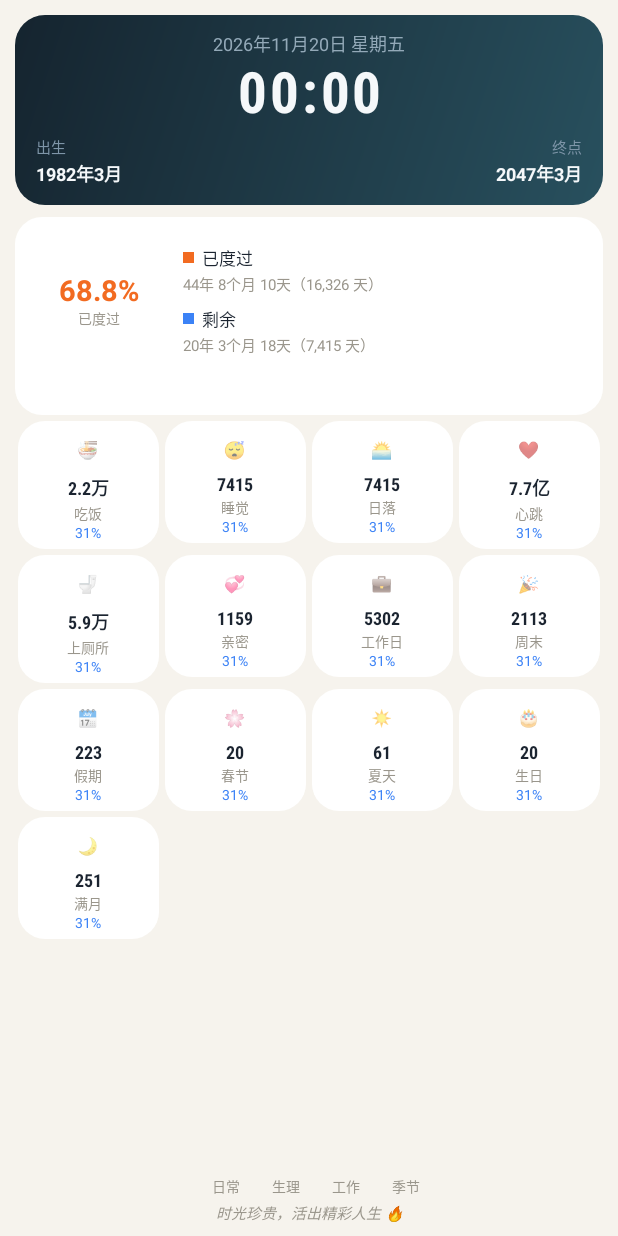
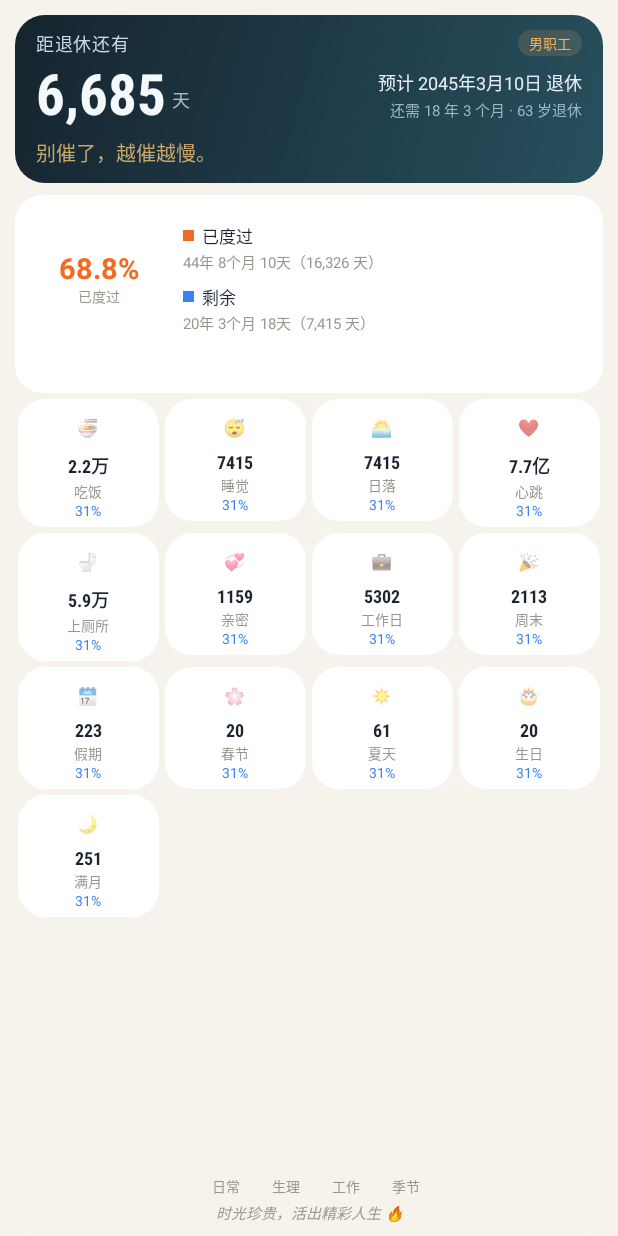
Before and after one commit to hzxs163/retirement-countdown, an Android app: the layout widget_dashboard.xml on its own in the app's theme, with its tools: preview values and no code run, on a phone screen of 412 x 824 dp. Run offline under Robolectric (Android 15) with nearby library versions, the phone set to English and light mode, and no system bars.

Commit message:
v0.8.2：整屏小组件顶部改成退休抬头，整体圆角
- 顶部换成和 4×2 卡片一致的抬头：距退休还有 / 天数 / 预计日期 / 还需多久 / 身份徽章
- 抬头下方加金句轮播（ViewFlipper，30 秒翻一条，与 4×2 共用 300 条）
- 小组件整体 24dp 圆角，不再是直角
- 顺带收掉头部多余高度，页脚能露出来
- versionCode 20 / versionName 0.8.2

```diff
--- a/app/build.gradle
+++ b/app/build.gradle
@@ -10,8 +10,8 @@ android {
         applicationId "com.hzxs163.retirement"
         minSdk 26
         targetSdk 34
-        versionCode 19
-        versionName "0.8.1"
+        versionCode 20
+        versionName "0.8.2"
     }
 
     signingConfigs {
--- /dev/null
+++ b/app/src/main/res/drawable/bg_widget_dash.xml
@@ -0,0 +1,6 @@
+<?xml version="1.0" encoding="utf-8"?>
+<shape xmlns:android="http://schemas.android.com/apk/res/android"
+    android:shape="rectangle">
+    <solid android:color="@color/paper" />
+    <corners android:radius="24dp" />
+</shape>
--- a/app/src/main/res/layout/widget_dashboard.xml
+++ b/app/src/main/res/layout/widget_dashboard.xml
@@ -3,14 +3,15 @@
     android:id="@+id/wd_root"
     android:layout_width="match_parent"
     android:layout_height="match_parent"
-    android:background="@color/paper"
+    android:background="@drawable/bg_widget_dash"
+    android:clipToPadding="false"
     android:orientation="vertical"
     android:paddingLeft="10dp"
     android:paddingTop="10dp"
     android:paddingRight="10dp"
     android:paddingBottom="8dp">
 
-    <!-- 顶部：今天剩余时分秒 + 出生→终点 -->
+    <!-- 顶部：距退休还有 + 金句（同 4×2 卡片） -->
     <LinearLayout
         android:layout_width="match_parent"
         android:layout_height="wrap_content"
@@ -19,101 +20,146 @@
         android:paddingLeft="14dp"
         android:paddingTop="10dp"
         android:paddingRight="14dp"
-        android:paddingBottom="12dp">
-
-        <TextView
-            android:id="@+id/wd_date"
-            android:layout_width="match_parent"
-            android:layout_height="wrap_content"
-            android:maxLines="1"
-            android:text="2026年11月20日 星期五"
-            android:textColor="#93A9B8"
-            android:textSize="12sp"
-            android:gravity="center" />
-
-        <Chronometer
-            android:id="@+id/wd_clock"
-            android:layout_width="match_parent"
-            android:layout_height="wrap_content"
-            android:layout_marginTop="2dp"
-            android:fontFamily="sans-serif-condensed"
-            android:format="%s"
-            android:gravity="center"
-            android:includeFontPadding="false"
-            android:letterSpacing="0.05"
-            android:textColor="#F5F8FA"
-            android:textSize="38sp"
-            android:textStyle="bold" />
+        android:paddingBottom="10dp">
 
         <LinearLayout
             android:layout_width="match_parent"
             android:layout_height="wrap_content"
-            android:layout_marginTop="6dp"
             android:gravity="center_vertical"
             android:orientation="horizontal">
 
-            <LinearLayout
+            <TextView
+                android:id="@+id/wd_label"
+                android:layout_width="0dp"
+                android:layout_height="wrap_content"
+                android:layout_weight="1"
+                android:ellipsize="end"
+                android:includeFontPadding="false"
+                android:letterSpacing="0.04"
+                android:maxLines="1"
+                android:text="距退休还有"
+                android:textColor="#C9D8E2"
+                android:textSize="12sp" />
+
+            <TextView
+                android:id="@+id/wd_badge"
                 android:layout_width="wrap_content"
                 android:layout_height="wrap_content"
-                android:orientation="vertical">
+                android:background="@drawable/bg_widget_badge"
+                android:includeFontPadding="false"
+                android:maxLines="1"
+                android:paddingLeft="7dp"
+                android:paddingTop="2dp"
+                android:paddingRight="7dp"
+                android:paddingBottom="2dp"
+                android:text="男职工"
+                android:textColor="@color/amber"
+                android:textSize="9sp" />
+        </LinearLayout>
+
+        <LinearLayout
+            android:layout_width="match_parent"
+            android:layout_height="wrap_content"
+            android:layout_marginTop="3dp"
+            android:gravity="center_vertical"
+            android:orientation="horizontal">
 
             <TextView
+                android:id="@+id/wd_days"
                 android:layout_width="wrap_content"
                 android:layout_height="wrap_content"
+                android:fontFamily="sans-serif-condensed"
                 android:includeFontPadding="false"
-                    android:text="出生"
-                    android:textColor="#7E95A8"
-                    android:textSize="10sp" />
+                android:maxLines="1"
+                android:text="6,685"
+                android:textColor="@color/hero_text"
+                android:textSize="38sp"
+                android:textStyle="bold" />
 
             <TextView
-                    android:id="@+id/wd_birth"
+                android:id="@+id/wd_unit"
                 android:layout_width="wrap_content"
                 android:layout_height="wrap_content"
-                    android:layout_marginTop="1dp"
+                android:layout_gravity="bottom"
+                android:layout_marginLeft="4dp"
+                android:layout_marginBottom="5dp"
                 android:includeFontPadding="false"
-                    android:maxLines="1"
-                    android:text="1982年3月"
-                    android:textColor="#F5F8FA"
-                    android:textSize="12sp"
-                    android:textStyle="bold" />
-            </LinearLayout>
-
-            <ImageView
-                android:id="@+id/wd_track"
-                android:layout_width="0dp"
-                android:layout_height="22dp"
-                android:layout_marginLeft="10dp"
-                android:layout_marginRight="10dp"
-                android:layout_weight="1"
-                android:scaleType="fitXY" />
+                android:text="天"
+                android:textColor="@color/hero_sub"
+                android:textSize="12sp" />
 
             <LinearLayout
-                android:layout_width="wrap_content"
+                android:layout_width="0dp"
                 android:layout_height="wrap_content"
+                android:layout_marginLeft="10dp"
+                android:layout_weight="1"
                 android:gravity="end"
                 android:orientation="vertical">
 
                 <TextView
-                    android:layout_width="wrap_content"
+                    android:id="@+id/wd_line1"
+                    android:layout_width="match_parent"
                     android:layout_height="wrap_content"
+                    android:ellipsize="end"
+                    android:gravity="end"
                     android:includeFontPadding="false"
-                    android:text="终点"
-                    android:textColor="#7E95A8"
-                    android:textSize="10sp" />
+                    android:maxLines="1"
+                    android:text="预计 2045年3月10日 退休"
+                    android:textColor="#E8EFF4"
+                    android:textSize="12sp" />
 
                 <TextView
-                    android:id="@+id/wd_end"
-                    android:layout_width="wrap_content"
+                    android:id="@+id/wd_line2"
+                    android:layout_width="match_parent"
                     android:layout_height="wrap_content"
-                    android:layout_marginTop="1dp"
+                    android:layout_marginTop="2dp"
+                    android:ellipsize="end"
+                    android:gravity="end"
                     android:includeFontPadding="false"
                     android:maxLines="1"
-                    android:text="2047年3月"
-                    android:textColor="#F5F8FA"
-                    android:textSize="12sp"
-                    android:textStyle="bold" />
+                    android:text="还需 18 年 3 个月 · 63 岁退休"
+                    android:textColor="#9FB5C5"
+                    android:textSize="10sp" />
             </LinearLayout>
         </LinearLayout>
+
+        <ViewFlipper
+            android:layout_width="match_parent"
+            android:layout_height="wrap_content"
+            android:layout_marginTop="5dp"
+            android:autoStart="true"
+            android:flipInterval="30000">
+
+            <TextView
+                android:id="@+id/wd_quote_1"
+                style="@style/WidgetQuoteDash"
+                android:text="别催了，越催越慢。" />
+
+            <TextView
+                android:id="@+id/wd_quote_2"
+                style="@style/WidgetQuoteDash"
+                android:text="今天能拖到明天，明天再说。" />
+
+            <TextView
+                android:id="@+id/wd_quote_3"
+                style="@style/WidgetQuoteDash"
+                android:text="躺着也是过日子。" />
+
+            <TextView
+                android:id="@+id/wd_quote_4"
+                style="@style/WidgetQuoteDash"
+                android:text="慢慢来，比较快。" />
+
+            <TextView
+                android:id="@+id/wd_quote_5"
+                style="@style/WidgetQuoteDash"
+                android:text="工作是做不完的，命是有限的。" />
+
+            <TextView
+                android:id="@+id/wd_quote_6"
+                style="@style/WidgetQuoteDash"
+                android:text="先睡一觉再说。" />
+        </ViewFlipper>
     </LinearLayout>
 
     <!-- 已度过占比 -->
--- a/app/src/main/res/values/strings.xml
+++ b/app/src/main/res/values/strings.xml
@@ -2,7 +2,7 @@
 <resources>
     <string name="app_name">退休倒计时</string>
     <string name="app_tagline">把余下的工作日，数得明明白白</string>
-    <string name="app_version">v0.8.1</string>
+    <string name="app_version">v0.8.2</string>
 
     <string name="section_settings">设置</string>
     <string name="label_birthday">出生日期</string>
--- a/app/src/main/res/values/styles.xml
+++ b/app/src/main/res/values/styles.xml
@@ -62,6 +62,15 @@
         <item name="android:textSize">14sp</item>
         <item name="android:textStyle">bold</item>
     </style>
+    <style name="WidgetQuoteDash">
+        <item name="android:layout_width">match_parent</item>
+        <item name="android:layout_height">wrap_content</item>
+        <item name="android:ellipsize">end</item>
+        <item name="android:maxLines">1</item>
+        <item name="android:textColor">#C9A86A</item>
+        <item name="android:textSize">13sp</item>
+    </style>
+
     <style name="WidgetQuote">
         <item name="android:layout_width">match_parent</item>
         <item name="android:layout_height">wrap_content</item>
```
Also changed, not shown: app/src/main/java/com/hzxs163/retirement/DashboardWidgetRenderer.java (+54 -27 lines), app/src/main/java/com/hzxs163/retirement/WidgetRenderer.java (+6 -2 lines), 1 other file. Lines whose indentation alone changed are shown as unchanged.
